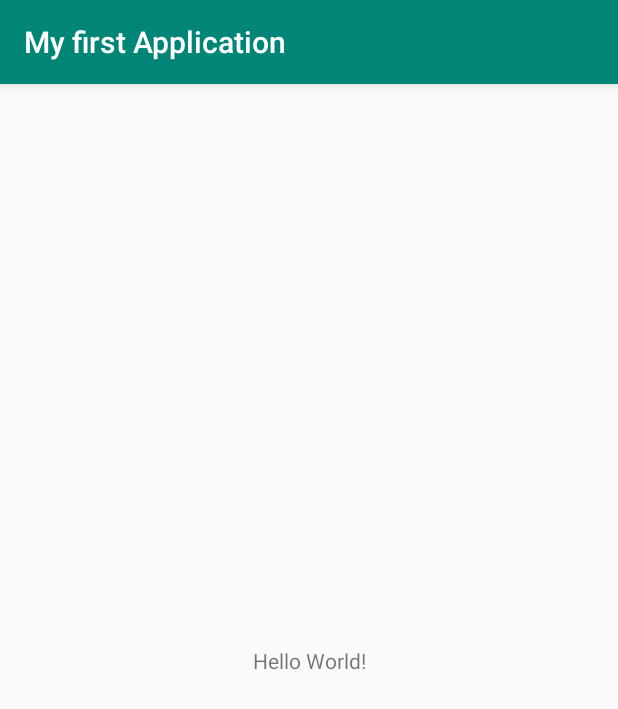
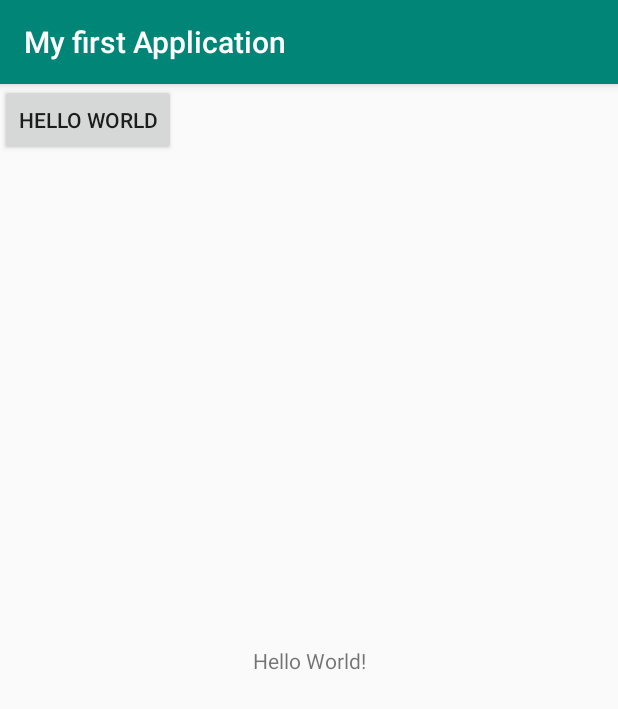
Before and after one commit to verr0015/My_first_Application, an Android app: the screen it shows after launch (MainActivity), on a phone screen of 412 x 824 dp. Shown: the top 709 px of the screen. Run offline under Robolectric (Android 15) with nearby library versions, the phone set to English and light mode, and no system bars.

Commit message:
added button, created used string variables, and translated my application

```diff
--- a/app/src/main/res/layout/activity_main.xml
+++ b/app/src/main/res/layout/activity_main.xml
@@ -15,4 +15,12 @@
         app:layout_constraintRight_toRightOf="parent"
         app:layout_constraintTop_toTopOf="parent" />
 
+    <Button
+        android:id="@+id/button"
+        android:layout_width="wrap_content"
+        android:layout_height="wrap_content"
+        android:text="@string/greeting"
+        tools:layout_editor_absoluteX="145dp"
+        tools:layout_editor_absoluteY="96dp" />
+
 </androidx.constraintlayout.widget.ConstraintLayout>
--- a/app/src/main/res/values/strings.xml
+++ b/app/src/main/res/values/strings.xml
@@ -1,3 +1,4 @@
 <resources>
     <string name="app_name">My first Application</string>
+    <string name="greeting">hello world</string>
 </resources>
```
Also changed, not shown: 1 other file.
